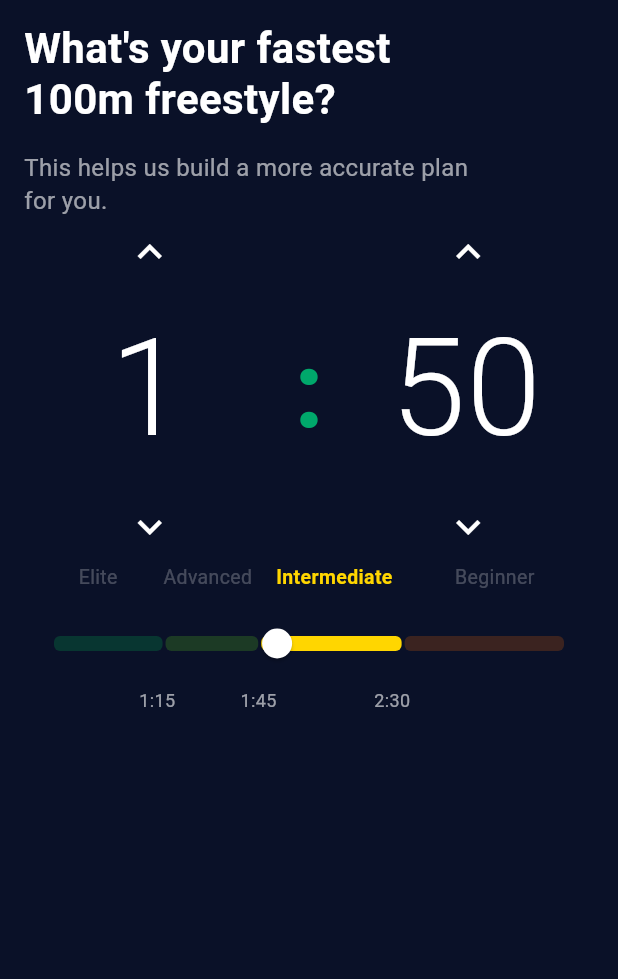
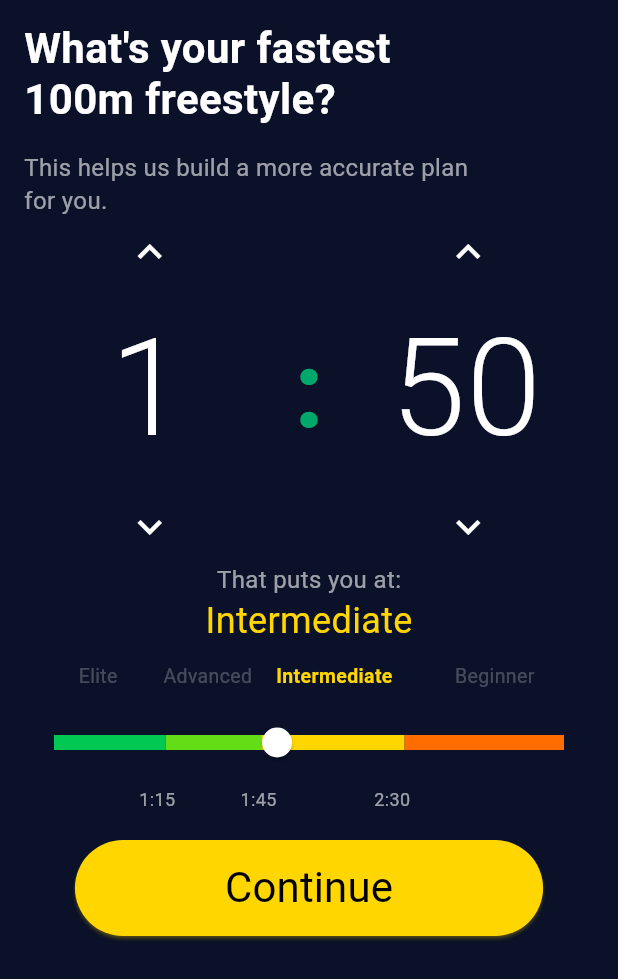
Before and after one commit to BogdanMamchych/swim_prog, a Flutter app: the screen it shows after launch, after a tap on the "keyboard arrow up" icon, on a phone screen of 412 x 824 dp. Shown: the top 979 px of the screen. Run offline on Flutter 3.47's test engine with Material 3 defaults, Android fonts, the phone set to English and light mode, and no system bars; our stand-ins replace flutter_riverpod.

Commit message:
added currentSkillProvider, now I can just extract currentSkill instead of manual second check in UI

```diff
--- a/lib/features/pace_selector/data/providers/pace_providers.dart
+++ b/lib/features/pace_selector/data/providers/pace_providers.dart
@@ -36,6 +36,17 @@ final colorsProvider = Provider<List<Color>>((ref) {
   return config.marks
   .map((mark) => mark.color)
   .toList();
+});
+
+final currentSkillProvider = Provider<SkillMark>((ref) {
+  final config = ref.watch(paceConfigProvider);
+  final skills = config.marks;
+  final pacePosition = ref.watch(paceProvider);
+
+  return skills.firstWhere(
+    (skill) => pacePosition >= skill.startTime && pacePosition < skill.endTime,
+    orElse: () => skills.last,
+  );
 });
 
 class PaceNotifier extends Notifier<Duration> {
--- a/lib/features/pace_selector/presentation/screen/pace_selector_screen.dart
+++ b/lib/features/pace_selector/presentation/screen/pace_selector_screen.dart
@@ -1,5 +1,6 @@
 import 'package:flutter/material.dart';
 import 'package:flutter_riverpod/flutter_riverpod.dart';
+import 'package:swim_prog/features/pace_selector/data/providers/pace_providers.dart';
 import 'package:swim_prog/features/pace_selector/presentation/widgets/pace_slider_widget.dart';
 import 'package:swim_prog/features/pace_selector/presentation/widgets/pace_widget.dart';
 import 'package:swim_prog/features/pace_selector/presentation/widgets/text_widget.dart';
@@ -9,6 +10,7 @@ class PaceSelectorScreen extends ConsumerWidget {
 
   @override
   Widget build(BuildContext context, WidgetRef ref) {
+    final buttonColor = ref.watch(currentSkillProvider).color;
     return Scaffold(
       backgroundColor: const Color(0xFF0A1128),
       body: SafeArea(
@@ -34,6 +36,18 @@ class PaceSelectorScreen extends ConsumerWidget {
               ),
               const PaceWidget(),
               const PaceSliderWidget(),
+              const SizedBox(height: 16),
+              Center(
+                child: ElevatedButton(
+                  onPressed: () {},
+                  style: ButtonStyle(
+                    backgroundColor: WidgetStateProperty.all(buttonColor),
+                    shadowColor: WidgetStateProperty.all(buttonColor),
+                    padding: WidgetStateProperty.all(EdgeInsets.symmetric(horizontal: 100, vertical: 15)),
+                  ),
+                  child: TextWidget(text: "Continue", color: Colors.black, size: 28),
+                ),
+              )
             ],
           ),
         ),
--- a/lib/features/pace_selector/presentation/widgets/pace_slider_widget.dart
+++ b/lib/features/pace_selector/presentation/widgets/pace_slider_widget.dart
@@ -2,6 +2,7 @@ import 'package:flutter/material.dart';
 import 'package:flutter_riverpod/flutter_riverpod.dart';
 import 'package:swim_prog/features/pace_selector/data/providers/pace_providers.dart';
 import 'package:swim_prog/features/pace_selector/presentation/widgets/pace_track_shape.dart';
+import 'package:swim_prog/features/pace_selector/presentation/widgets/that_puts_you_widget.dart';
 
 class PaceSliderWidget extends ConsumerWidget {
   const PaceSliderWidget({super.key});
@@ -19,8 +20,10 @@ class PaceSliderWidget extends ConsumerWidget {
     final config = ref.watch(paceConfigProvider);
     final tickMarks = ref.watch(tickMarksProvider);
     final colors = ref.watch(colorsProvider);
-    final value = duration.inSeconds.toDouble();
 
+    final currentSkill = ref.watch(currentSkillProvider);
+
+    final double value = duration.inSeconds.toDouble();
     final double minTime = config.minTime.inSeconds.toDouble();
     final double maxTime = config.maxTime.inSeconds.toDouble();
     final double totalRange = maxTime - minTime;
@@ -37,29 +40,37 @@ class PaceSliderWidget extends ConsumerWidget {
         return Column(
           mainAxisSize: MainAxisSize.min,
           children: [
+            const ThatPutsYouWidget(),
+            SizedBox(height: 10),
             SizedBox(
               height: 25,
               width: totalWidth,
               child: Stack(
                 children: List.generate(skills.length, (index) {
-                  final double startSec = skills[index].startTime.inSeconds.toDouble();
-                  final double endSec = skills[index].endTime.inSeconds.toDouble();
+                  final skillItem = skills[index];
+                  final double startSec = skillItem.startTime.inSeconds
+                      .toDouble();
+                  final double endSec = skillItem.endTime.inSeconds.toDouble();
 
                   final double centerValue = (startSec + endSec) / 2;
-                  final double percentage = (centerValue - minTime) / totalRange;
-                  final double leftPosition = paddingLeft + (percentage * usableWidth);
+                  final double percentage =
+                      (centerValue - minTime) / totalRange;
+                  final double leftPosition =
+                      paddingLeft + (percentage * usableWidth);
 
-                  final isSelected = value >= startSec && value < endSec;
+                  final bool isSelected = currentSkill == skillItem;
 
                   return Positioned(
                     left: leftPosition,
                     child: FractionalTranslation(
                       translation: const Offset(-0.5, 0.0),
                       child: Text(
-                        skills[index].skill,
+                        skillItem.skill,
                         style: TextStyle(
-                          color: isSelected ? skills[index].color : Colors.white24, // Сделали неактивные видимыми на темном фоне
-                          fontWeight: isSelected ? FontWeight.bold : FontWeight.normal,
+                          color: isSelected ? skillItem.color : Colors.white24,
+                          fontWeight: isSelected
+                              ? FontWeight.bold
+                              : FontWeight.normal,
                           fontSize: 13,
                         ),
                       ),
@@ -71,7 +82,6 @@ class PaceSliderWidget extends ConsumerWidget {
 
             const SizedBox(height: 5),
 
-            // 2. СЛАЙДЕР
             SliderTheme(
               data: SliderTheme.of(context).copyWith(
                 trackHeight: 10,
@@ -106,13 +116,13 @@ class PaceSliderWidget extends ConsumerWidget {
               width: totalWidth,
               child: Stack(
                 children: List.generate(tickMarks.length, (index) {
-                  if (index == 0) {
-                    return const SizedBox.shrink();
-                  }
+                  if (index == 0) return const SizedBox.shrink();
 
                   final double markValue = tickMarks[index].toDouble();
                   final double percentage = (markValue - minTime) / totalRange;
-                  final double leftPosition = paddingLeft + (percentage * usableWidth);
+                  final double leftPosition =
+                      paddingLeft + (percentage * usableWidth);
+
                   double translationX = -0.5;
                   if (index == tickMarks.length - 1) translationX = -1.0;
 
@@ -126,7 +136,9 @@ class PaceSliderWidget extends ConsumerWidget {
                         _formatDuration(markValue),
                         style: TextStyle(
                           fontSize: 12,
-                          fontWeight: isActive ? FontWeight.bold : FontWeight.normal,
+                          fontWeight: isActive
+                              ? FontWeight.bold
+                              : FontWeight.normal,
                           color: isActive ? Colors.white : Colors.white60,
                         ),
                       ),
--- a/lib/features/pace_selector/presentation/widgets/pace_track_shape.dart
+++ b/lib/features/pace_selector/presentation/widgets/pace_track_shape.dart
@@ -5,7 +5,13 @@ class PaceTrackShape extends SliderTrackShape {
   final double maxTime;
   final List<double> tickMarks;
   final List<Color> colors;
-  const PaceTrackShape({required this.minTime, required this.maxTime, required this.tickMarks, required this.colors});
+
+  const PaceTrackShape({
+    required this.minTime,
+    required this.maxTime,
+    required this.tickMarks,
+    required this.colors,
+  });
 
   @override
   Rect getPreferredRect({
@@ -16,19 +22,14 @@ class PaceTrackShape extends SliderTrackShape {
     bool isDiscrete = false,
   }) {
     final trackHeight = sliderTheme.trackHeight ?? 8;
-
     final double thumbRadius =
-        sliderTheme.thumbShape?.getPreferredSize(isEnabled, isDiscrete).width ??
-        10.0;
+        sliderTheme.thumbShape?.getPreferredSize(isEnabled, isDiscrete).width ?? 10.0;
 
     final double trackLeft = offset.dx + thumbRadius;
     final double trackWidth = parentBox.size.width - (thumbRadius * 2);
-    final double trackTop =
-        offset.dy + (parentBox.size.height - trackHeight) / 2;
+    final double trackTop = offset.dy + (parentBox.size.height - trackHeight) / 2;
 
-    return Rect.fromLTWH(
-      trackLeft, trackTop, trackWidth, trackHeight
-    );
+    return Rect.fromLTWH(trackLeft, trackTop, trackWidth, trackHeight);
   }
 
   @override
@@ -51,45 +52,42 @@ class PaceTrackShape extends SliderTrackShape {
       sliderTheme: sliderTheme,
     );
 
-    final timeMilestones = [minTime, 75.0, 105.0, 150.0, maxTime];
-
-    final colors = [
-      const Color(0xFF00C853), // Elite (from minTime to 75)
-      const Color(0xFF64DD17), // Advanced (from 75 to 105)
-      const Color(0xFFFFD600), // Intermediate (from 105 to 150)
-      const Color(0xFFFF6D00), // Beginner (from 150 to maxTime)
-    ];
+    final List<double> milestones = [];
+    if (tickMarks.isEmpty || tickMarks.first != minTime) {
+      milestones.add(minTime);
+    }
+    milestones.addAll(tickMarks);
+    if (milestones.last != maxTime) {
+      milestones.add(maxTime);
+    }
 
     final totalDuration = maxTime - minTime;
+    if (totalDuration <= 0) return;
+
     double currentLeft = trackRect.left;
+    final paintObj = Paint()..style = PaintingStyle.fill;
 
-    for (int i = 0; i < colors.length; i++) {
-      final startSec = timeMilestones[i];
-      final endSec = timeMilestones[i + 1];
+    final int segmentsCount = milestones.length - 1;
+
+    for (int i = 0; i < segmentsCount; i++) {
+      final startSec = milestones[i];
+      final endSec = milestones[i + 1];
 
       if (startSec >= endSec) continue;
 
       final segmentDuration = endSec - startSec;
       final segmentWidth = (segmentDuration / totalDuration) * trackRect.width;
 
+      paintObj.color = i < colors.length ? colors[i] : Colors.grey;
+
       final segmentRect = Rect.fromLTWH(
         currentLeft,
         trackRect.top,
-        segmentWidth - (i == colors.length - 1 ? 0 : 2),
+        segmentWidth,
         trackRect.height,
       );
 
-      final isActive =
-          thumbCenter.dx >= segmentRect.left &&
-          thumbCenter.dx <= segmentRect.right;
-
-      final paint = Paint()
-        ..color = isActive ? colors[i] : colors[i].withValues(alpha: 0.2);
-
-      canvas.drawRRect(
-        RRect.fromRectAndRadius(segmentRect, const Radius.circular(4)),
-        paint,
-      );
+      canvas.drawRect(segmentRect, paintObj);
 
       currentLeft += segmentWidth;
     }
--- /dev/null
+++ b/lib/features/pace_selector/presentation/widgets/that_puts_you_widget.dart
@@ -0,0 +1,35 @@
+import 'package:flutter/material.dart';
+import 'package:flutter_riverpod/flutter_riverpod.dart';
+import 'package:swim_prog/features/pace_selector/data/providers/pace_providers.dart';
+import 'package:swim_prog/features/pace_selector/presentation/widgets/text_widget.dart';
+
+class ThatPutsYouWidget extends ConsumerWidget {
+  const ThatPutsYouWidget({super.key});
+
+  @override
+  Widget build(BuildContext context, WidgetRef ref) {
+    final currentSkill = ref.watch(currentSkillProvider);
+    return SafeArea(
+      child: Center(
+        child: Column(
+          children: [
+            TextWidget(
+              text: "That puts you at:",
+              color: Colors.white.withValues(alpha: 0.6),
+              size: 16,
+              fontWeight: FontWeight.w400,
+              lineHeight: 1.4,
+            ),
+            TextWidget(
+              text: currentSkill.skill,
+              color: currentSkill.color,
+              size: 24,
+              fontWeight: FontWeight.w400,
+              lineHeight: 1.4,
+            ),
+          ],
+        ),
+      ),
+    );
+  }
+}
```
